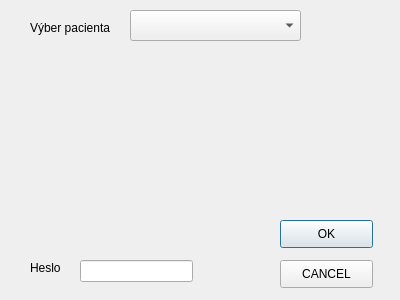
PavolHradsky/PIS-bonus, file gui/patientWindow.ui: the form before one commit.
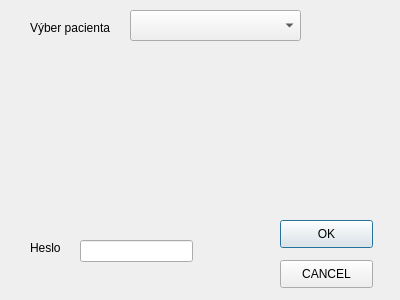
The form after the commit.

```diff
--- a/gui/patientWindow.ui
+++ b/gui/patientWindow.ui
@@ -40,7 +40,7 @@
    <property name="geometry">
     <rect>
      <x>30</x>
-     <y>260</y>
+     <y>240</y>
      <width>55</width>
      <height>16</height>
     </rect>
@@ -53,7 +53,7 @@
    <property name="geometry">
     <rect>
      <x>80</x>
-     <y>260</y>
+     <y>240</y>
      <width>113</width>
      <height>22</height>
     </rect>
@@ -85,6 +85,19 @@
     <string>CANCEL</string>
    </property>
   </widget>
+  <widget class="QLabel" name="check">
+   <property name="geometry">
+    <rect>
+     <x>30</x>
+     <y>270</y>
+     <width>181</width>
+     <height>16</height>
+    </rect>
+   </property>
+   <property name="text">
+    <string/>
+   </property>
+  </widget>
  </widget>
  <resources/>
  <connections/>
```
